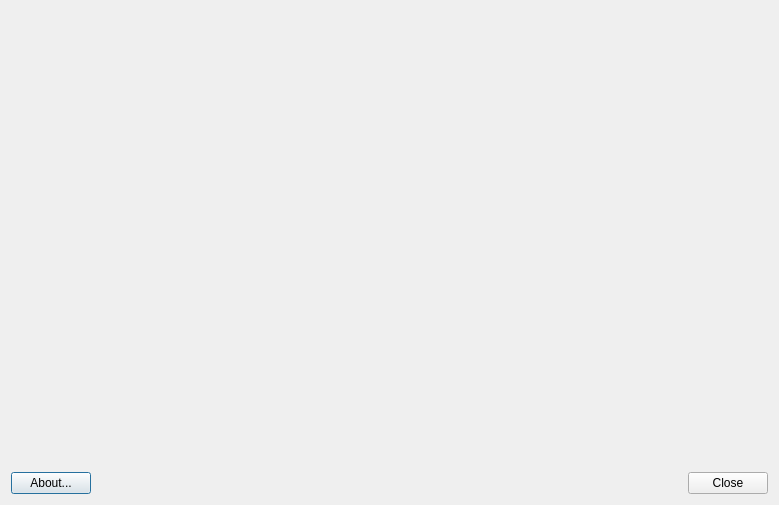
Above: mxwelcome.ui from MX-Linux/mx-welcome before the change. Below: the same form after it.
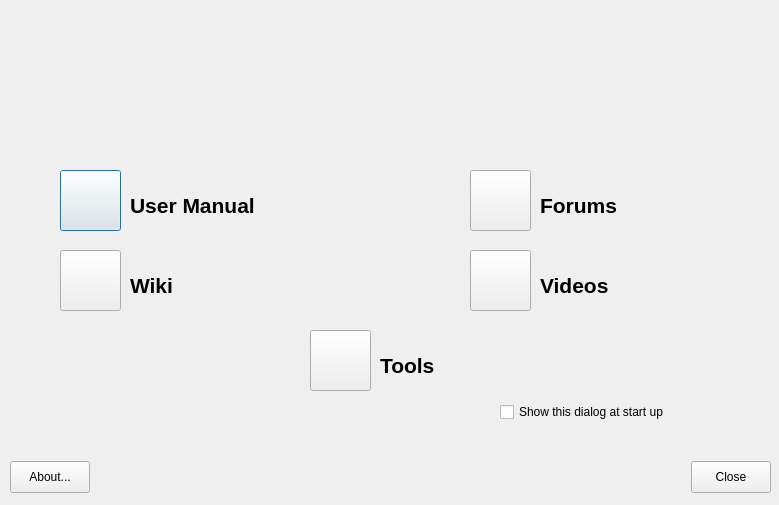
That is the form after the change. Icons and pictures are not drawn.

Commit message: added buttons with icons

Patch:
```diff
--- a/mxwelcome.ui
+++ b/mxwelcome.ui
@@ -13,14 +13,232 @@
   <property name="windowTitle">
    <string>MX Welcome</string>
   </property>
-  <layout class="QVBoxLayout" name="verticalLayout">
-   <item>
     <widget class="QStackedWidget" name="stackedWidget">
+   <property name="geometry">
+    <rect>
+     <x>10</x>
+     <y>10</y>
+     <width>751</width>
+     <height>421</height>
+    </rect>
+   </property>
      <property name="currentIndex">
       <number>0</number>
      </property>
      <widget class="QWidget" name="selectionPage">
-      <layout class="QGridLayout" name="gridLayout_2"/>
+    <widget class="QPushButton" name="pushButton">
+     <property name="geometry">
+      <rect>
+       <x>50</x>
+       <y>160</y>
+       <width>61</width>
+       <height>61</height>
+      </rect>
+     </property>
+     <property name="text">
+      <string/>
+     </property>
+     <property name="icon">
+      <iconset theme="edit-select-all"/>
+     </property>
+     <property name="iconSize">
+      <size>
+       <width>48</width>
+       <height>48</height>
+      </size>
+     </property>
+    </widget>
+    <widget class="QCheckBox" name="checkBox">
+     <property name="geometry">
+      <rect>
+       <x>490</x>
+       <y>390</y>
+       <width>241</width>
+       <height>24</height>
+      </rect>
+     </property>
+     <property name="text">
+      <string>Show this dialog at start up</string>
+     </property>
+    </widget>
+    <widget class="QLabel" name="label">
+     <property name="geometry">
+      <rect>
+       <x>120</x>
+       <y>180</y>
+       <width>181</width>
+       <height>31</height>
+      </rect>
+     </property>
+     <property name="font">
+      <font>
+       <pointsize>14</pointsize>
+      </font>
+     </property>
+     <property name="text">
+      <string>&lt;html&gt;&lt;head/&gt;&lt;body&gt;&lt;p&gt;&lt;span style=&quot; font-size:16pt; font-weight:600;&quot;&gt;User Manual&lt;/span&gt;&lt;/p&gt;&lt;/body&gt;&lt;/html&gt;</string>
+     </property>
+    </widget>
+    <widget class="QPushButton" name="pushButton_2">
+     <property name="geometry">
+      <rect>
+       <x>50</x>
+       <y>240</y>
+       <width>61</width>
+       <height>61</height>
+      </rect>
+     </property>
+     <property name="text">
+      <string/>
+     </property>
+     <property name="icon">
+      <iconset theme="document-page-setup"/>
+     </property>
+     <property name="iconSize">
+      <size>
+       <width>48</width>
+       <height>48</height>
+      </size>
+     </property>
+    </widget>
+    <widget class="QPushButton" name="pushButton_3">
+     <property name="geometry">
+      <rect>
+       <x>460</x>
+       <y>160</y>
+       <width>61</width>
+       <height>61</height>
+      </rect>
+     </property>
+     <property name="text">
+      <string/>
+     </property>
+     <property name="icon">
+      <iconset theme="mail-send-receive"/>
+     </property>
+     <property name="iconSize">
+      <size>
+       <width>48</width>
+       <height>48</height>
+      </size>
+     </property>
+    </widget>
+    <widget class="QLabel" name="label_4">
+     <property name="geometry">
+      <rect>
+       <x>530</x>
+       <y>260</y>
+       <width>101</width>
+       <height>31</height>
+      </rect>
+     </property>
+     <property name="font">
+      <font>
+       <pointsize>14</pointsize>
+      </font>
+     </property>
+     <property name="text">
+      <string>&lt;html&gt;&lt;head/&gt;&lt;body&gt;&lt;p&gt;&lt;span style=&quot; font-size:16pt; font-weight:600;&quot;&gt;Videos&lt;/span&gt;&lt;/p&gt;&lt;/body&gt;&lt;/html&gt;</string>
+     </property>
+    </widget>
+    <widget class="QLabel" name="label_5">
+     <property name="geometry">
+      <rect>
+       <x>120</x>
+       <y>260</y>
+       <width>71</width>
+       <height>31</height>
+      </rect>
+     </property>
+     <property name="font">
+      <font>
+       <pointsize>14</pointsize>
+      </font>
+     </property>
+     <property name="text">
+      <string>&lt;html&gt;&lt;head/&gt;&lt;body&gt;&lt;p&gt;&lt;span style=&quot; font-size:16pt; font-weight:600;&quot;&gt;Wiki&lt;/span&gt;&lt;/p&gt;&lt;/body&gt;&lt;/html&gt;</string>
+     </property>
+    </widget>
+    <widget class="QLabel" name="label_6">
+     <property name="geometry">
+      <rect>
+       <x>530</x>
+       <y>180</y>
+       <width>111</width>
+       <height>31</height>
+      </rect>
+     </property>
+     <property name="font">
+      <font>
+       <pointsize>14</pointsize>
+      </font>
+     </property>
+     <property name="text">
+      <string>&lt;html&gt;&lt;head/&gt;&lt;body&gt;&lt;p&gt;&lt;span style=&quot; font-size:16pt; font-weight:600;&quot;&gt;Forums&lt;/span&gt;&lt;/p&gt;&lt;/body&gt;&lt;/html&gt;</string>
+     </property>
+    </widget>
+    <widget class="QPushButton" name="pushButton_4">
+     <property name="geometry">
+      <rect>
+       <x>460</x>
+       <y>240</y>
+       <width>61</width>
+       <height>61</height>
+      </rect>
+     </property>
+     <property name="text">
+      <string/>
+     </property>
+     <property name="icon">
+      <iconset theme="media-optical-burn"/>
+     </property>
+     <property name="iconSize">
+      <size>
+       <width>48</width>
+       <height>48</height>
+      </size>
+     </property>
+    </widget>
+    <widget class="QLabel" name="label_7">
+     <property name="geometry">
+      <rect>
+       <x>370</x>
+       <y>340</y>
+       <width>81</width>
+       <height>31</height>
+      </rect>
+     </property>
+     <property name="font">
+      <font>
+       <pointsize>14</pointsize>
+      </font>
+     </property>
+     <property name="text">
+      <string>&lt;html&gt;&lt;head/&gt;&lt;body&gt;&lt;p&gt;&lt;span style=&quot; font-size:16pt; font-weight:600;&quot;&gt;Tools&lt;/span&gt;&lt;/p&gt;&lt;/body&gt;&lt;/html&gt;</string>
+     </property>
+    </widget>
+    <widget class="QPushButton" name="pushButton_5">
+     <property name="geometry">
+      <rect>
+       <x>300</x>
+       <y>320</y>
+       <width>61</width>
+       <height>61</height>
+      </rect>
+     </property>
+     <property name="text">
+      <string/>
+     </property>
+     <property name="icon">
+      <iconset theme="gtk-execute"/>
+     </property>
+     <property name="iconSize">
+      <size>
+       <width>48</width>
+       <height>48</height>
+      </size>
+     </property>
+    </widget>
      </widget>
      <widget class="QWidget" name="outputPage">
       <layout class="QVBoxLayout" name="verticalLayout_2">
@@ -50,9 +268,16 @@
       </layout>
      </widget>
     </widget>
-   </item>
-   <item>
-    <layout class="QGridLayout" name="buttonBar" columnstretch="0,0,0,0,0,0,0,0">
+  <widget class="QWidget" name="">
+   <property name="geometry">
+    <rect>
+     <x>10</x>
+     <y>459</y>
+     <width>761</width>
+     <height>36</height>
+    </rect>
+   </property>
+   <layout class="QGridLayout" name="buttonBar" columnstretch="0,0,0,0,0,0,0,0,0">
      <property name="sizeConstraint">
       <enum>QLayout::SetDefaultConstraint</enum>
      </property>
@@ -71,7 +296,7 @@
      <property name="spacing">
       <number>5</number>
      </property>
-     <item row="0" column="4">
+    <item row="0" column="5">
       <spacer name="horizontalSpacer2">
        <property name="orientation">
         <enum>Qt::Horizontal</enum>
@@ -87,32 +312,6 @@
        </property>
       </spacer>
      </item>
-     <item row="0" column="0">
-      <widget class="QPushButton" name="buttonAbout">
-       <property name="sizePolicy">
-        <sizepolicy hsizetype="Minimum" vsizetype="Preferred">
-         <horstretch>0</horstretch>
-         <verstretch>0</verstretch>
-        </sizepolicy>
-       </property>
-       <property name="toolTip">
-        <string>About this application</string>
-       </property>
-       <property name="text">
-        <string>About...</string>
-       </property>
-       <property name="icon">
-        <iconset>
-         <normaloff>../../../../../../../usr/share/mx-welcome/icons/accessories-text-editor.png</normaloff>../../../../../../../usr/share/mx-welcome/icons/accessories-text-editor.png</iconset>
-       </property>
-       <property name="shortcut">
-        <string>Alt+B</string>
-       </property>
-       <property name="autoDefault">
-        <bool>true</bool>
-       </property>
-      </widget>
-     </item>
      <item row="0" column="1">
       <spacer name="horizontalSpacer1">
        <property name="orientation">
@@ -129,7 +328,7 @@
        </property>
       </spacer>
      </item>
-     <item row="0" column="7">
+    <item row="0" column="8">
       <widget class="QPushButton" name="buttonCancel">
        <property name="sizePolicy">
         <sizepolicy hsizetype="Minimum" vsizetype="Preferred">
@@ -155,7 +354,7 @@
        </property>
       </widget>
      </item>
-     <item row="0" column="2">
+    <item row="0" column="3">
       <widget class="QLabel" name="labelMX">
        <property name="maximumSize">
         <size>
@@ -177,9 +376,34 @@
        </property>
       </widget>
      </item>
-    </layout>
-   </item>
-  </layout>
+    <item row="0" column="0">
+     <widget class="QPushButton" name="buttonAbout">
+      <property name="sizePolicy">
+       <sizepolicy hsizetype="Minimum" vsizetype="Preferred">
+        <horstretch>0</horstretch>
+        <verstretch>0</verstretch>
+       </sizepolicy>
+      </property>
+      <property name="toolTip">
+       <string>About this application</string>
+      </property>
+      <property name="text">
+       <string>About...</string>
+      </property>
+      <property name="icon">
+       <iconset>
+        <normaloff>../../../../../../../usr/share/mx-welcome/icons/accessories-text-editor.png</normaloff>../../../../../../../usr/share/mx-welcome/icons/accessories-text-editor.png</iconset>
+      </property>
+      <property name="shortcut">
+       <string>Alt+B</string>
+      </property>
+      <property name="autoDefault">
+       <bool>true</bool>
+      </property>
+     </widget>
+    </item>
+   </layout>
+  </widget>
  </widget>
  <resources/>
  <connections>
```
Lines whose indentation alone changed are shown as unchanged. The commit also changes 38 other files.
